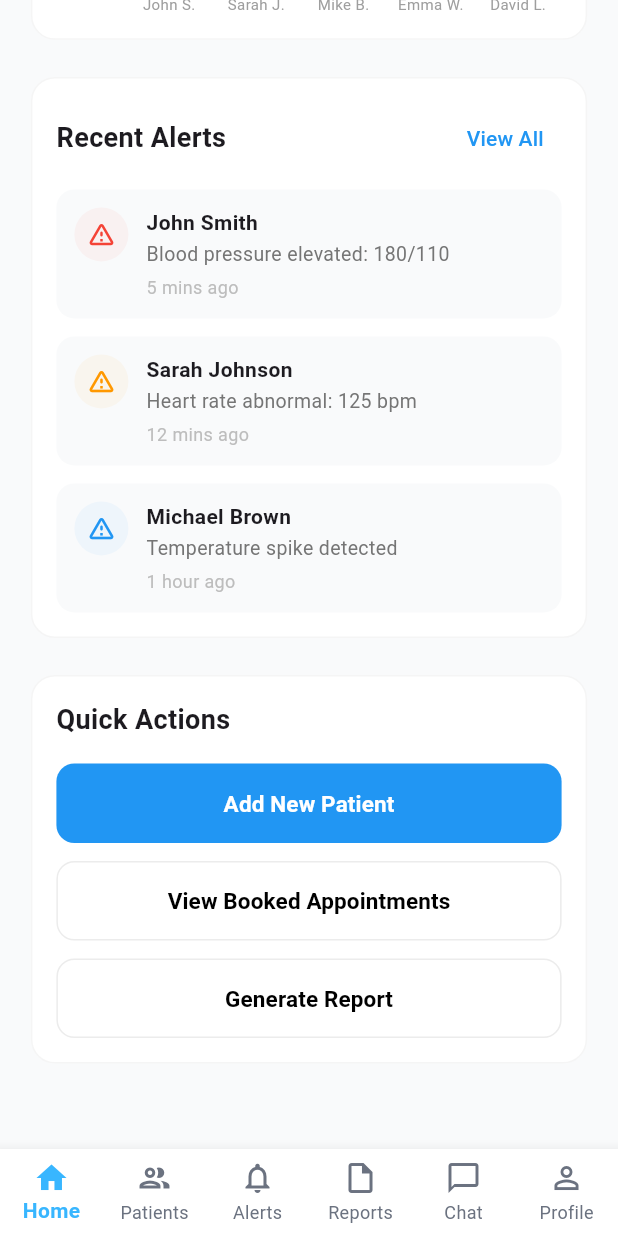
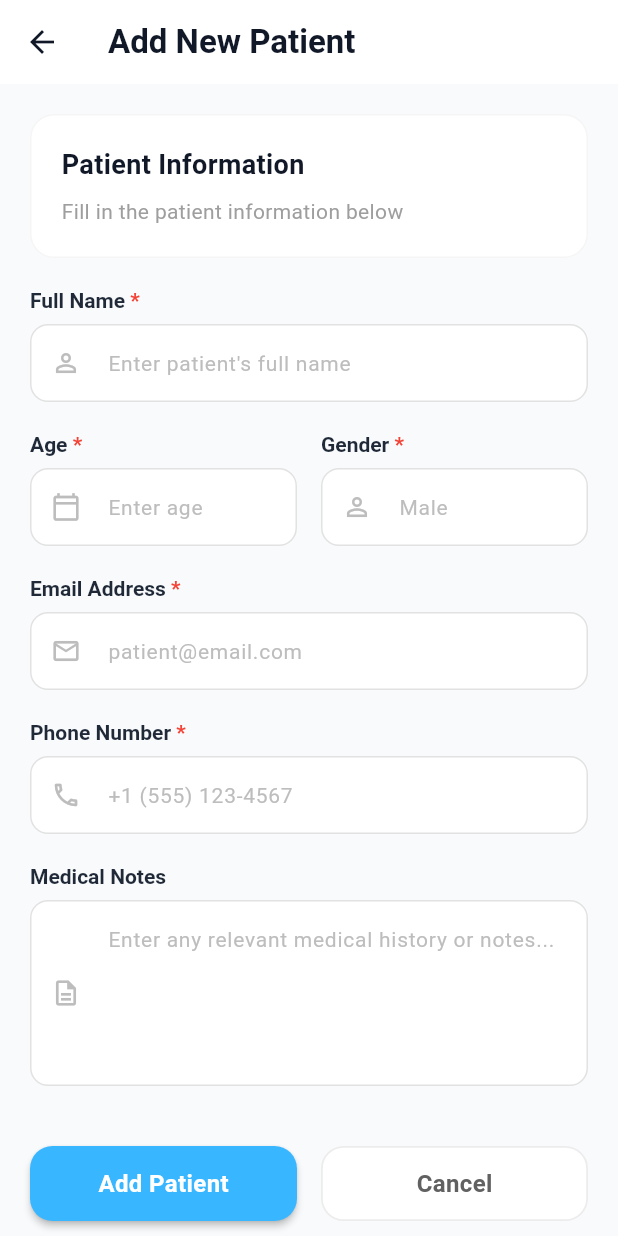
Before and after one commit to MuhammedZain15/HealthRootz, a Flutter app: the screen it shows after launch, scrolled down 1145 dp, after a tap on "Add New Patient", on a phone screen of 412 x 824 dp. Run offline on Flutter 3.47's test engine with Material 3 defaults, Android fonts, the phone set to English and light mode, and no system bars; drawn by our look-alikes of fl_chart; our stand-ins replace pdf, printing; missing offline and left inert: gif_view.

Commit message:
paitent add page done

```diff
--- /dev/null
+++ b/lib/doctor/features/home/add_patient_page.dart
@@ -0,0 +1,162 @@
+import 'package:flutter/material.dart';
+import 'package:grad_project/app_colors.dart';
+import 'package:grad_project/patient/features/auth/widgets/custom_button.dart';
+import 'package:grad_project/doctor/features/home/widgets/patient_page_widgets/custom_labeled_input.dart';
+
+class AddPatientPage extends StatefulWidget {
+  const AddPatientPage({super.key});
+
+  @override
+  State<AddPatientPage> createState() => _AddPatientPageState();
+}
+
+class _AddPatientPageState extends State<AddPatientPage> {
+  String? _selectedGender;
+
+  @override
+  Widget build(BuildContext context) {
+    return Scaffold(
+      backgroundColor: const Color(0xFFF9FAFB),
+      appBar: AppBar(
+        title: const Text(
+          "Add New Patient",
+          style: TextStyle(
+            color: Color(0xFF111827),
+            fontWeight: FontWeight.bold,
+          ),
+        ),
+        backgroundColor: Colors.white,
+        elevation: 0,
+        leading: IconButton(
+          icon: const Icon(Icons.arrow_back, color: Color(0xFF111827)),
+          onPressed: () => Navigator.pop(context),
+        ),
+      ),
+      body: SafeArea(
+        child: SingleChildScrollView(
+          padding: const EdgeInsets.all(20),
+          child: Column(
+            crossAxisAlignment: CrossAxisAlignment.start,
+            children: [
+              _buildHeaderCard(),
+              const SizedBox(height: 20),
+              const CustomLabeledInput(
+                label: "Full Name",
+                hint: "Enter patient's full name",
+                prefixIcon: Icons.person_outline,
+              ),
+              const SizedBox(height: 20),
+              Row(
+                children: [
+                  const Expanded(
+                    child: CustomLabeledInput(
+                      label: "Age",
+                      hint: "Enter age",
+                      prefixIcon: Icons.calendar_today_outlined,
+                      keyboardType: TextInputType.number,
+                    ),
+                  ),
+                  const SizedBox(width: 16),
+                  Expanded(
+                    child: const CustomLabeledInput(
+                      label: "Gender",
+                      hint: "Male",
+                      prefixIcon: Icons.person_outline,
+                      keyboardType: TextInputType.name,
+                    ),
+                  ),
+                ],
+              ),
+              const SizedBox(height: 20),
+              const CustomLabeledInput(
+                label: "Email Address",
+                hint: "patient@email.com",
+                prefixIcon: Icons.mail_outline,
+                keyboardType: TextInputType.emailAddress,
+              ),
+              const SizedBox(height: 20),
+              const CustomLabeledInput(
+                label: "Phone Number",
+                hint: "+1 (555) 123-4567",
+                prefixIcon: Icons.phone_outlined,
+                keyboardType: TextInputType.phone,
+              ),
+              const SizedBox(height: 20),
+              const CustomLabeledInput(
+                label: "Medical Notes",
+                hint: "Enter any relevant medical history or notes...",
+                prefixIcon: Icons.description_outlined,
+                maxLines: 4,
+                isRequired: false,
+              ),
+              const SizedBox(height: 40),
+              Row(
+                children: [
+                  Expanded(
+                    child: CustomButton(
+                      text: "Add Patient",
+                      onPressed: () {},
+                      color: AppColors.skyBlue,
+                      height: 50,
+                      textStyle: const TextStyle(
+                        color: Colors.white,
+                        fontSize: 16,
+                        fontWeight: FontWeight.bold,
+                      ),
+                    ),
+                  ),
+                  const SizedBox(width: 16),
+                  Expanded(
+                    child: CustomButton(
+                      text: "Cancel",
+                      onPressed: () => Navigator.pop(context),
+                      filled: false,
+                      borderColor: Colors.grey[300],
+                      height: 50,
+                      textStyle: TextStyle(
+                        color: Colors.grey[700],
+                        fontSize: 16,
+                        fontWeight: FontWeight.w600,
+                      ),
+                    ),
+                  ),
+                ],
+              ),
+              const SizedBox(height: 20),
+            ],
+          ),
+        ),
+      ),
+    );
+  }
+
+  Widget _buildHeaderCard() {
+    return Container(
+      width: double.infinity,
+      padding: const EdgeInsets.all(20),
+      decoration: BoxDecoration(
+        color: Colors.white,
+        borderRadius: BorderRadius.circular(16),
+        border: Border.all(color: Colors.grey.withOpacity(0.1)),
+      ),
+      child: Column(
+        crossAxisAlignment: CrossAxisAlignment.start,
+        children: [
+          const Text(
+            "Patient Information",
+            style: TextStyle(
+              fontSize: 18,
+              fontWeight: FontWeight.bold,
+              color: Color(0xFF111827),
+            ),
+          ),
+          const SizedBox(height: 8),
+          Text(
+            "Fill in the patient information below",
+            style: TextStyle(fontSize: 14, color: Colors.grey[500]),
+          ),
+        ],
+      ),
+    );
+  }
+}
--- a/lib/doctor/features/home/booked_appointments_page.dart
+++ b/lib/doctor/features/home/booked_appointments_page.dart
@@ -1,7 +1,7 @@
 import 'package:flutter/material.dart';
 import 'package:grad_project/doctor/features/home/model/constant.dart';
-import 'package:grad_project/doctor/features/home/widgets/appointment_card.dart';
-import 'package:grad_project/doctor/features/home/widgets/appointment_filters.dart';
+import 'package:grad_project/doctor/features/home/widgets/appointment_page_widgets/appointment_card.dart';
+import 'package:grad_project/doctor/features/home/widgets/appointment_page_widgets/appointment_filters.dart';
 
 class BookedAppointmentsPage extends StatefulWidget {
   const BookedAppointmentsPage({super.key});
--- /dev/null
+++ b/lib/doctor/features/home/widgets/patient_page_widgets/custom_labeled_input.dart
@@ -0,0 +1,82 @@
+import 'package:flutter/material.dart';
+
+class CustomLabeledInput extends StatelessWidget {
+  final String label;
+  final String hint;
+  final IconData? prefixIcon;
+  final bool isRequired;
+  final int maxLines;
+  final TextInputType keyboardType;
+  final TextEditingController? controller;
+
+  const CustomLabeledInput({
+    super.key,
+    required this.label,
+    required this.hint,
+    this.prefixIcon,
+    this.isRequired = true,
+    this.maxLines = 1,
+    this.keyboardType = TextInputType.text,
+    this.controller,
+  });
+
+  @override
+  Widget build(BuildContext context) {
+    return Column(
+      crossAxisAlignment: CrossAxisAlignment.start,
+      children: [
+        RichText(
+          text: TextSpan(
+            text: label,
+            style: const TextStyle(
+              fontSize: 14,
+              fontWeight: FontWeight.bold,
+              color: Color(0xFF1F2937), // Dark grey
+            ),
+            children: [
+              if (isRequired)
+                const TextSpan(
+                  text: ' *',
+                  style: TextStyle(color: Colors.red),
+                ),
+            ],
+          ),
+        ),
+        const SizedBox(height: 8),
+        TextFormField(
+          controller: controller,
+          maxLines: maxLines,
+          keyboardType: keyboardType,
+          decoration: InputDecoration(
+            hintText: hint,
+            hintStyle: TextStyle(color: Colors.grey[400], fontSize: 14),
+            prefixIcon: prefixIcon != null
+                ? Icon(prefixIcon, color: Colors.grey[400], size: 20)
+                : null,
+            filled: true,
+            fillColor: Colors.white,
+            contentPadding: const EdgeInsets.symmetric(
+              horizontal: 16,
+              vertical: 14,
+            ),
+            enabledBorder: OutlineInputBorder(
+              borderRadius: BorderRadius.circular(12),
+              borderSide: BorderSide(color: Colors.grey.withOpacity(0.3)),
+            ),
+            focusedBorder: OutlineInputBorder(
+              borderRadius: BorderRadius.circular(12),
+              borderSide: const BorderSide(
+                color: Color(0xff38B6FF),
+                width: 1.5,
+              ), // AppColors.skyBlue
+            ),
+            border: OutlineInputBorder(
+              borderRadius: BorderRadius.circular(12),
+              borderSide: BorderSide(color: Colors.grey.withOpacity(0.3)),
+            ),
+          ),
+        ),
+      ],
+    );
+  }
+}
--- a/lib/doctor/features/home/widgets/quick_actions.dart
+++ b/lib/doctor/features/home/widgets/quick_actions.dart
@@ -1,5 +1,6 @@
 import 'package:flutter/material.dart';
 import 'package:grad_project/doctor/features/home/booked_appointments_page.dart';
+import 'package:grad_project/doctor/features/home/add_patient_page.dart';
 
 class QuickActions extends StatelessWidget {
   const QuickActions({super.key});
@@ -23,7 +24,12 @@ class QuickActions extends StatelessWidget {
           const SizedBox(height: 16),
           _buildActionButton(
             label: "Add New Patient",
-            onPressed: () {},
+            onPressed: () {
+              Navigator.push(
+                context,
+                MaterialPageRoute(builder: (context) => const AddPatientPage()),
+              );
+            },
             isPrimary: true,
           ),
           const SizedBox(height: 12),
@@ -66,7 +72,9 @@ class QuickActions extends StatelessWidget {
           padding: const EdgeInsets.symmetric(vertical: 16),
           shape: RoundedRectangleBorder(
             borderRadius: BorderRadius.circular(12),
-            side: isPrimary ? BorderSide.none : BorderSide(color: Colors.grey.withOpacity(0.2)),
+            side: isPrimary
+                ? BorderSide.none
+                : BorderSide(color: Colors.grey.withOpacity(0.2)),
           ),
         ),
         child: Text(
--- a/lib/doctor/features/patients/model/patient_model.dart
+++ b/lib/doctor/features/patients/model/patient_model.dart
@@ -1,5 +1,3 @@
-
-
 class Patient {
   final String id;
   final String name;
@@ -35,3 +33,62 @@ class Patient {
     return (parts.first[0] + parts.last[0]).toUpperCase();
   }
 }
+
+final List<Patient> patients = [
+  Patient(
+    id: '1',
+    name: 'David Thompson',
+    age: 54,
+    status: 'Normal',
+    heartRate: 72,
+    emgReading: 45,
+    email: 'david.thompson@email.com',
+    phone: '+1 (555) 678-9012',
+    bloodType: 'A-',
+    allergies: 'None',
+    lastVisit: DateTime(2025, 12, 27),
+    address: '654 Pine St, Manhattan, NY 10002',
+  ),
+  Patient(
+    id: '2',
+    name: 'Sarah Mitchell',
+    age: 62,
+    status: 'Warning',
+    heartRate: 95,
+    emgReading: 78,
+    email: 'sarah.mitchell@email.com',
+    phone: '+1 (555) 234-5678',
+    bloodType: 'O+',
+    allergies: 'Penicillin',
+    lastVisit: DateTime(2026, 1, 15),
+    address: '123 Oak Ave, Brooklyn, NY 11201',
+  ),
+  Patient(
+    id: '3',
+    name: 'Michael Chen',
+    age: 39,
+    status: 'Normal',
+    heartRate: 68,
+    emgReading: 50,
+    email: 'michael.chen@email.com',
+    phone: '+1 (555) 345-6789',
+    bloodType: 'B+',
+    allergies: 'None',
+    lastVisit: DateTime(2026, 1, 20),
+    address: '789 Maple Dr, Queens, NY 11354',
+  ),
+  Patient(
+    id: '4',
+    name: 'Emily Rodriguez',
+    age: 47,
+    status: 'Critical',
+    heartRate: 110,
+    emgReading: 85,
+    email: 'emily.rodriguez@email.com',
+    phone: '+1 (555) 456-7890',
+    bloodType: 'AB-',
+    allergies: 'Latex, Aspirin',
+    lastVisit: DateTime(2026, 2, 1),
+    address: '456 Elm St, Bronx, NY 10451',
+  ),
+];
--- a/lib/doctor/features/patients/widgets/patient_list.dart
+++ b/lib/doctor/features/patients/widgets/patient_list.dart
@@ -14,68 +14,9 @@ class _PatientListState extends State<PatientList> {
   final TextEditingController _searchController = TextEditingController();
   String _statusFilter = 'All';
 
-  final List<Patient> _patients = [
-    Patient(
-      id: '1',
-      name: 'David Thompson',
-      age: 54,
-      status: 'Normal',
-      heartRate: 72,
-      emgReading: 45,
-      email: 'david.thompson@email.com',
-      phone: '+1 (555) 678-9012',
-      bloodType: 'A-',
-      allergies: 'None',
-      lastVisit: DateTime(2025, 12, 27),
-      address: '654 Pine St, Manhattan, NY 10002',
-    ),
-    Patient(
-      id: '2',
-      name: 'Sarah Mitchell',
-      age: 62,
-      status: 'Warning',
-      heartRate: 95,
-      emgReading: 78,
-      email: 'sarah.mitchell@email.com',
-      phone: '+1 (555) 234-5678',
-      bloodType: 'O+',
-      allergies: 'Penicillin',
-      lastVisit: DateTime(2026, 1, 15),
-      address: '123 Oak Ave, Brooklyn, NY 11201',
-    ),
-    Patient(
-      id: '3',
-      name: 'Michael Chen',
-      age: 39,
-      status: 'Normal',
-      heartRate: 68,
-      emgReading: 50,
-      email: 'michael.chen@email.com',
-      phone: '+1 (555) 345-6789',
-      bloodType: 'B+',
-      allergies: 'None',
-      lastVisit: DateTime(2026, 1, 20),
-      address: '789 Maple Dr, Queens, NY 11354',
-    ),
-    Patient(
-      id: '4',
-      name: 'Emily Rodriguez',
-      age: 47,
-      status: 'Critical',
-      heartRate: 110,
-      emgReading: 85,
-      email: 'emily.rodriguez@email.com',
-      phone: '+1 (555) 456-7890',
-      bloodType: 'AB-',
-      allergies: 'Latex, Aspirin',
-      lastVisit: DateTime(2026, 2, 1),
-      address: '456 Elm St, Bronx, NY 10451',
-    ),
-  ];
-
   List<Patient> get _filtered {
     final q = _searchController.text.toLowerCase();
-    return _patients.where((p) {
+    return patients.where((p) {
       final matchQuery = p.name.toLowerCase().contains(q);
       final matchStatus =
           _statusFilter == 'All' ||
@@ -153,7 +94,7 @@ class _PatientListState extends State<PatientList> {
                     dropdownColor: Colors.white,
                     value: _statusFilter,
                     items: const [
-                      DropdownMenuItem(value: 'All', child: Text('All Status'),),
+                      DropdownMenuItem(value: 'All', child: Text('All Status')),
                       DropdownMenuItem(value: 'Normal', child: Text('Normal')),
                       DropdownMenuItem(
                         value: 'Warning',
@@ -189,9 +130,8 @@ class _PatientListState extends State<PatientList> {
                               Navigator.push(
                                 context,
                                 MaterialPageRoute(
-                                  builder: (context) => PatientDetailsPage(
-                                    patient: patient,
-                                  ),
+                                  builder: (context) =>
+                                      PatientDetailsPage(patient: patient),
                                 ),
                               );
                             },
```
Also changed, not shown: lib/doctor/features/home/widgets/appointment_page_widgets/appointment_card.dart (renamed from lib/doctor/features/home/widgets/appointment_card.dart), lib/doctor/features/home/widgets/appointment_page_widgets/appointment_filters.dart (renamed from lib/doctor/features/home/widgets/appointment_filters.dart).
